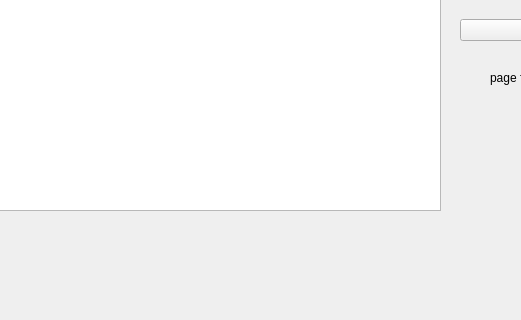
Old version of the form mainwindow.ui in the repository Big-Dogs/Bulk-Club-Project; both pictures show x 390 to 911 and y 400 to 720 of the 1280 by 720 pixel window.
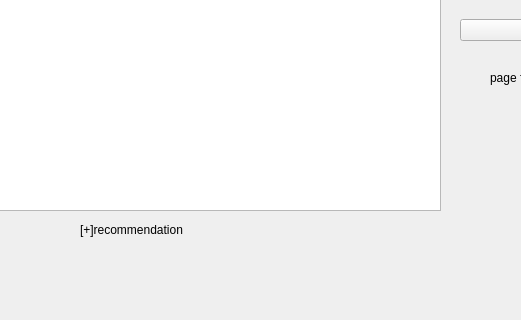
New version of the form.

Commit message: Membership downgrade recommendations implemented in manager tab

What changed in the file:
```diff
--- a/mainwindow.ui
+++ b/mainwindow.ui
@@ -488,6 +488,19 @@
        </rect>
       </property>
      </widget>
+     <widget class="QLabel" name="label_membership_recommendation_status">
+      <property name="geometry">
+       <rect>
+        <x>470</x>
+        <y>500</y>
+        <width>361</width>
+        <height>20</height>
+       </rect>
+      </property>
+      <property name="text">
+       <string>[+]recommendation</string>
+      </property>
+     </widget>
     </widget>
     <widget class="QWidget" name="page_admin">
      <widget class="QStackedWidget" name="stackedWidget_admin">
```
Left out of the diff: 2 changed lines with no effect on the pictures. The commit also changes 1 other file.
